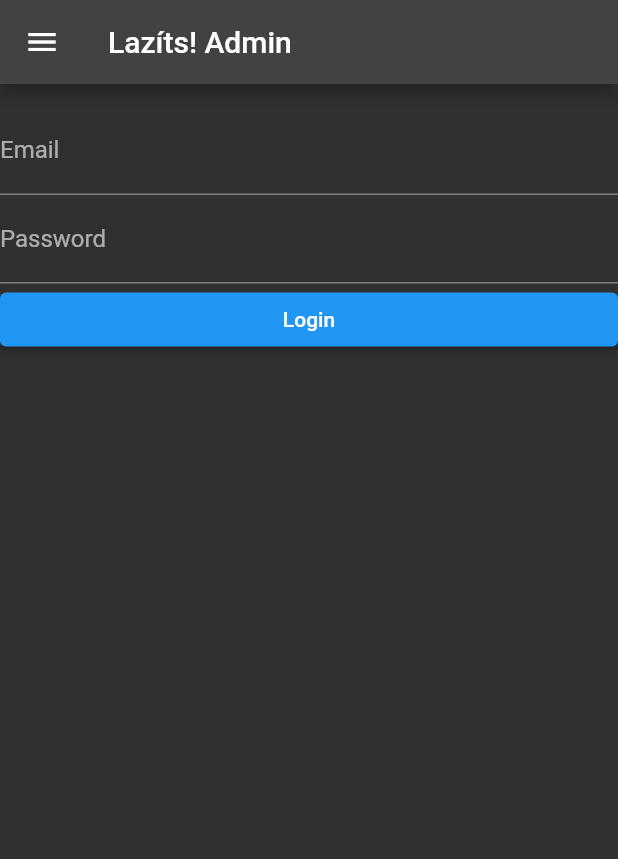
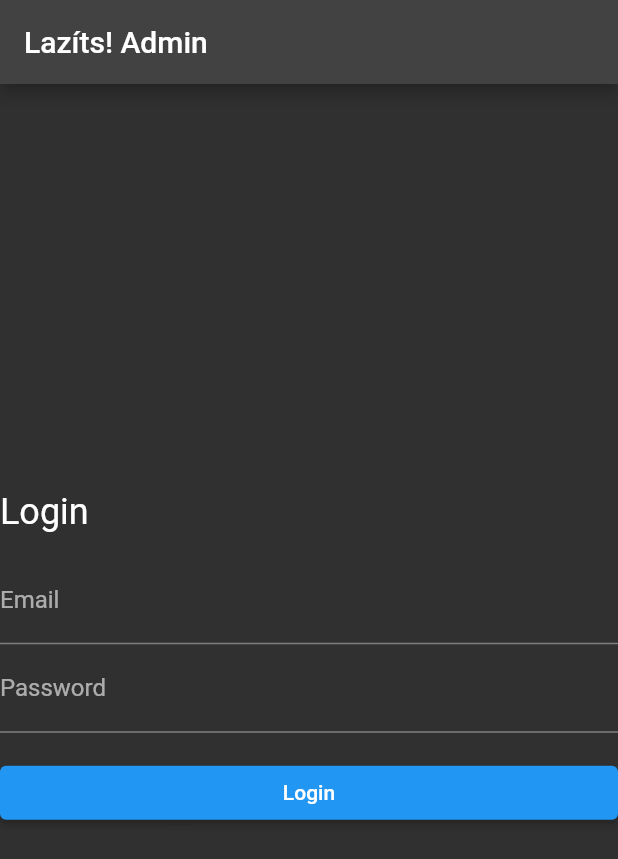
Before and after one commit to lazitsapp/lazitsapp-admin, a Flutter app: the screen it shows after launch, after a tap on "Login", on a phone screen of 412 x 824 dp. Shown: the top 859 px of the screen. Run offline on Flutter 3.47's test engine with Material 2 defaults, Android fonts, the phone set to English and light mode, and no system bars; drawn by our look-alikes of flutter_form_builder; our stand-ins replace bloc, cloud_firestore, equatable, file_picker, firebase_core, flutter_bloc and 2 more; missing offline and left inert: article_repository, authentication_repository, author_repository, category_repository, firebase_provider, profile_repository and 1 more; accounts and stored records are empty; statements that could not run were skipped.

Commit message:
Login for admin #1

```diff
--- a/lib/bloc/auth/auth_bloc.dart
+++ b/lib/bloc/auth/auth_bloc.dart
@@ -28,7 +28,6 @@ class AuthBloc extends Bloc<AuthEvent, AuthState> {
   AuthBloc({
     required authenticationRepository,
     required profileRepository,
-    required analyticsService,
   }) :
     _authenticationRepository = authenticationRepository,
     _profileRepository = profileRepository,
@@ -105,9 +104,13 @@ class AuthBloc extends Bloc<AuthEvent, AuthState> {
 
       isSigningIn = false;
       emit(state.copyWith(
-          user: signinResult.user,
-          authStatus: AuthStatus.signedIn
+        user: signinResult.user,
+        authStatus: AuthStatus.signedIn
       ));
+
+      if (event.onLoginSuccessful != null) {
+        event.onLoginSuccessful!();
+      }
 
     } catch (error) {
 
--- a/lib/bloc/auth/auth_event.dart
+++ b/lib/bloc/auth/auth_event.dart
@@ -19,13 +19,18 @@ class SigninWithEmailAndPassword extends AuthEvent {
 
   final String email;
   final String password;
+  final Function? onLoginSuccessful;
 
   const SigninWithEmailAndPassword(
-    this.email, this.password,
+    this.email, this.password, this.onLoginSuccessful
   );
 
   @override
-  List<Object?> get props => [email, password];
+  List<Object?> get props => [
+    email,
+    password,
+    onLoginSuccessful
+  ];
 
 }
 
--- a/lib/router/app_router.dart
+++ b/lib/router/app_router.dart
@@ -61,7 +61,31 @@ class AppRouter {
         path: AppPage.login.toPath,
         name: AppPage.login.toName,
         builder: (context, state) => const LoginPage(),
-      )
+      ),
+
+      GoRoute(
+        path: AppPage.authors.toPath,
+        name: AppPage.authors.toName,
+        builder: (context, state) => const AuthorListPage(),
+        routes: [
+          GoRoute(
+            path: AppPage.authorUpdate.toPath,
+            name: AppPage.authorUpdate.toName,
+            builder: (context, state) {
+              final String authorId
+                = state.params['authorId']!;
+              return AuthorUpdatePage(authorId);
+            }
+          ),
+          // GoRoute(
+          //   path: AppPage.authorCreate.toPath,
+          //   name: AppPage.authorCreate.toName,
+          //   builder: (context, state) {
+          //
+          //   }
+          // )
+        ]
+      ),
 
 
     ],
--- a/lib/router/router_utils.dart
+++ b/lib/router/router_utils.dart
@@ -32,9 +32,9 @@ extension AppPageExtension on AppPage {
       case AppPage.authors:
         return "/authors";
       case AppPage.authorCreate:
-        return "/authors";
+        return "update/:authorId";
       case AppPage.authorUpdate:
-        return "/authors";
+        return "create";
 
       default:
         return "/";
@@ -49,6 +49,12 @@ extension AppPageExtension on AppPage {
         return "LOGIN";
       case AppPage.error:
         return "ERROR";
+      case AppPage.authors:
+        return "AUTHORS_LIST";
+      case AppPage.authorUpdate:
+        return "AUTHOR_UPDATE";
+      case AppPage.authorCreate:
+        return "AUTHOR_CREATE";
 
       default:
         return "HOME";
--- a/lib/widget/app.dart
+++ b/lib/widget/app.dart
@@ -5,8 +5,12 @@ import 'package:category_repository/category_repository.dart';
 
 import 'package:firebase_provider/firebase_provider.dart';
 import 'package:flutter/material.dart';
+import 'package:flutter_bloc/flutter_bloc.dart';
+import 'package:form_builder_validators/form_builder_validators.dart';
+import 'package:lazitsapp_admin/bloc/auth/auth_bloc.dart';
 import 'package:lazitsapp_admin/router/app_router.dart';
 import 'package:lazitsapp_admin/widget/page/page.dart';
+import 'package:profile_repository/profile_repository.dart';
 import 'package:provider/provider.dart';
 
 
@@ -31,6 +35,7 @@ class _LazitsAppAdminState extends State<LazitsAppAdmin> {
   late final AuthorRepository authorRepository;
   late final ArticleRepository articleRepository;
   late final CategoryRepository categoryRepository;
+  late final ProfileRepository profileRepository;
 
 
   @override
@@ -44,10 +49,13 @@ class _LazitsAppAdminState extends State<LazitsAppAdmin> {
       FirebaseArticleRepository(widget.firebaseProvider.firebaseFirestore);
     categoryRepository =
       FirebaseCategoryRepository(widget.firebaseProvider.firebaseFirestore);
+    profileRepository =
+      FirebaseProfileRepository(widget.firebaseProvider.firebaseFirestore);
 
     appRouter = AppRouter(
       FirebaseAuthenticationRepository(widget.firebaseProvider.firebaseAuth)
     );
+
     super.initState();
   }
 
@@ -60,11 +68,40 @@ class _LazitsAppAdminState extends State<LazitsAppAdmin> {
   @override
   Widget build(BuildContext context) {
 
+    // return BlocProvider<AuthBloc>(
+    //     create: (BuildContext context) => AuthBloc(
+    //       authenticationRepository: authenticationRepository,
+    //       profileRepository: profileRepository,
+    //     ),
+    //     child: MaterialApp.router(
+    //       title: 'Lazíts! Admin',
+    //       themeMode: ThemeMode.dark,
+    //       theme: ThemeData(
+    //         primarySwatch: Colors.blue,
+    //       ),
+    //       darkTheme: ThemeData(
+    //         brightness: Brightness.dark,
+    //         /* dark theme settings */
+    //       ),
+    //       routeInformationParser: appRouter.router.routeInformationParser,
+    //       routerDelegate: appRouter.router.routerDelegate,
+    //       supportedLocales: const [Locale('en')],
+    //       localizationsDelegates: const [
+    //         FormBuilderLocalizations.delegate
+    //       ],
+    //     )
+    // );
+
     return MultiProvider(
       providers: [
         Provider<FirebaseProvider>(create: (_) => widget.firebaseProvider),
 
       ],
+      child: BlocProvider<AuthBloc>(
+          create: (BuildContext context) => AuthBloc(
+            authenticationRepository: authenticationRepository,
+            profileRepository: profileRepository,
+          ),
           child: MaterialApp.router(
             title: 'Lazíts! Admin',
             themeMode: ThemeMode.dark,
@@ -77,6 +114,11 @@ class _LazitsAppAdminState extends State<LazitsAppAdmin> {
             ),
             routeInformationParser: appRouter.router.routeInformationParser,
             routerDelegate: appRouter.router.routerDelegate,
+            supportedLocales: const [Locale('en')],
+            localizationsDelegates: const [
+              FormBuilderLocalizations.delegate
+            ],
+          )
       )
     );
 
--- a/lib/widget/author/author_list_item.dart
+++ b/lib/widget/author/author_list_item.dart
@@ -16,7 +16,7 @@ class AuthorListItem extends StatelessWidget {
       cursor: SystemMouseCursors.click,
       child: GestureDetector(
         onTap: () {
-          GoRouter.of(context).go('/authors/edit/${author.authorId}');
+          GoRouter.of(context).go('/authors/update/${author.authorId}');
         },
         child: Column(
           children: [
--- a/lib/widget/default_app_scaffolding.dart
+++ b/lib/widget/default_app_scaffolding.dart
@@ -4,12 +4,14 @@ import 'package:lazitsapp_admin/widget/default_app_drawer.dart';
 class DefaultAppScaffolding extends StatelessWidget {
 
   final Widget body;
+  final Widget? drawer;
   final Widget? floatingActionButton;
 
   const DefaultAppScaffolding(
     {
       required this.body,
       this.floatingActionButton,
+      this.drawer = const DefaultAppDrawer(),
       Key? key,
     }
   ) : super(key: key);
@@ -20,7 +22,7 @@ class DefaultAppScaffolding extends StatelessWidget {
       appBar: AppBar(
         title: const Text('Lazíts! Admin'),
       ),
-      drawer: const DefaultAppDrawer(),
+      drawer: drawer,
       body: body,
       floatingActionButton: floatingActionButton,
     );
--- a/lib/widget/login/login_form.dart
+++ b/lib/widget/login/login_form.dart
@@ -3,7 +3,9 @@ import 'package:flutter/widgets.dart';
 import 'package:flutter_bloc/flutter_bloc.dart';
 import 'package:flutter_form_builder/flutter_form_builder.dart';
 import 'package:form_builder_validators/form_builder_validators.dart';
+import 'package:go_router/go_router.dart';
 import 'package:lazitsapp_admin/bloc/auth/auth_bloc.dart';
+import 'package:lazitsapp_admin/router/router_utils.dart';
 
 class LoginForm extends StatefulWidget {
   const LoginForm({Key? key}) : super(key: key);
@@ -23,15 +25,17 @@ class _LoginFormState extends State<LoginForm> {
     return ConstrainedBox(
       constraints: const BoxConstraints.tightFor(width: 521),
       child: Column(
+        mainAxisAlignment: MainAxisAlignment.center,
+        crossAxisAlignment: CrossAxisAlignment.start,
         children: <Widget>[
-
+          Text('Login', style: Theme.of(context).textTheme.headlineSmall),
           FormBuilder(
             key: _formKey,
             // enabled: false,
-            onChanged: () {
-              _formKey.currentState!.save();
-              debugPrint(_formKey.currentState!.value.toString());
-            },
+            // onChanged: () {
+            //   _formKey.currentState!.save();
+            //   debugPrint(_formKey.currentState!.value.toString());
+            // },
             autovalidateMode: AutovalidateMode.disabled,
             // initialValue: const {
             //   'movie_rating': 5,
@@ -57,8 +61,7 @@ class _LoginFormState extends State<LoginForm> {
                   // valueTransformer: (text) => num.tryParse(text),
                   validator: FormBuilderValidators.compose([
                     FormBuilderValidators.required(),
-                    FormBuilderValidators.numeric(),
-                    FormBuilderValidators.max(70),
+                    FormBuilderValidators.email(),
                   ]),
                   // initialValue: '12',
                   keyboardType: TextInputType.number,
@@ -89,17 +92,27 @@ class _LoginFormState extends State<LoginForm> {
               ],
             ),
           ),
+          const SizedBox(height: 16),
           Row(
             children: <Widget>[
               Expanded(
                 child: ElevatedButton(
                   onPressed: () {
                     if (_formKey.currentState?.saveAndValidate() ?? false) {
-                      debugPrint(_formKey.currentState?.value.toString());
 
-                      // BlocProvider.of<AuthBloc>(context).add(
-                      //   SigninWithEmailAndPassword(email, password)
-                      // );
+                      Map<String, dynamic>? values =
+                        _formKey.currentState?.value;
+
+                      String email = values!['email'] as String;
+                      String password = values['password'] as String;
+
+                      BlocProvider.of<AuthBloc>(context).add(
+                        SigninWithEmailAndPassword(
+                          email,
+                          password,
+                          () => GoRouter.of(context).goNamed(AppPage.home.toName)
+                        )
+                      );
 
                     } else {
                       debugPrint(_formKey.currentState?.value.toString());
--- a/lib/widget/page/login_page.dart
+++ b/lib/widget/page/login_page.dart
@@ -8,7 +8,8 @@ class LoginPage extends StatelessWidget {
   @override
   Widget build(BuildContext context) {
     return const DefaultAppScaffolding(
-      body: LoginForm()
+      drawer: null,
+      body: Center(child: LoginForm())
     );
   }
 
```
Lines whose indentation alone changed are shown as unchanged.
